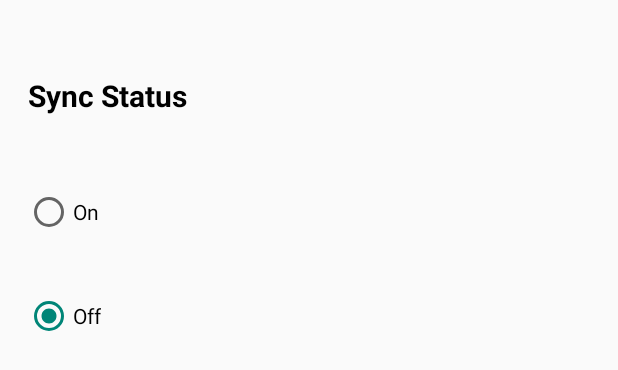
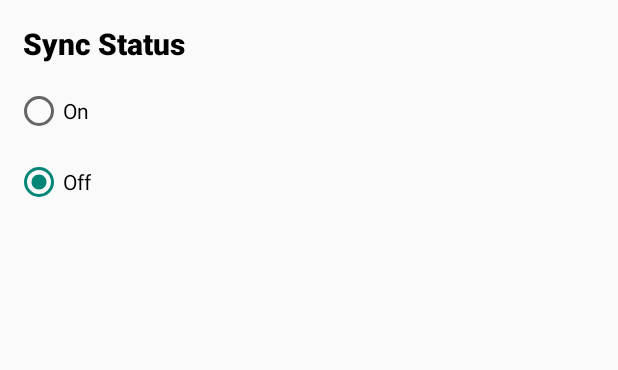
Before and after one commit to ethan91024/FamiCare, an Android app: the layout activity_health_connect.xml on its own in the app's theme, with its tools: preview values and no code run, on a phone screen of 412 x 824 dp. Shown: the top 370 px of the screen. Run offline under Robolectric (Android 15) with nearby library versions, the phone set to English and light mode, and no system bars.

Commit message:
Health Connect的context抓不到，MainActivity的導向下載介面沒用

```diff
--- a/app/build.gradle
+++ b/app/build.gradle
@@ -65,7 +65,8 @@ dependencies {
     // https://firebase.google.com/docs/android/setup#available-libraries
     implementation 'com.google.firebase:firebase-auth'
     implementation 'com.google.firebase:firebase-firestore'
-    implementation 'androidx.lifecycle:lifecycle-viewmodel-ktx:2.4.0'
+    implementation 'androidx.lifecycle:lifecycle-viewmodel-ktx:2.5.1'
+    implementation 'androidx.lifecycle:lifecycle-extensions:2.2.0'
     annotationProcessor 'androidx.room:room-compiler:2.4.2'
     implementation"org.jetbrains.kotlin:kotlin-stdlib-jdk8:$kotlin_version"
 }
--- a/app/src/main/AndroidManifest.xml
+++ b/app/src/main/AndroidManifest.xml
@@ -23,6 +23,9 @@
         android:theme="@style/AppTheme"
         tools:targetApi="31">
         <activity
+            android:name=".MainActivity2"
+            android:exported="false" />
+        <activity
             android:name=".HealthConnect"
             android:exported="false" />
         <activity
@@ -40,7 +43,6 @@
             <intent-filter>
                 <action android:name="androidx.health.ACTION_SHOW_PERMISSIONS_RATIONALE" />
             </intent-filter>
-
         </activity>
     </application>
 
--- a/app/src/main/java/com/ethan/FamiCare/HealthConnect.kt
+++ b/app/src/main/java/com/ethan/FamiCare/HealthConnect.kt
@@ -2,6 +2,11 @@ package com.ethan.FamiCare
 
 import android.content.Context
 import android.os.Bundle
+import android.view.View
+import android.widget.CompoundButton
+import android.widget.RadioButton
+import android.widget.RadioGroup
+import android.widget.Toast
 import androidx.appcompat.app.AppCompatActivity
 import androidx.health.connect.client.HealthConnectClient
 import androidx.health.connect.client.PermissionController
@@ -9,10 +14,17 @@ import androidx.health.connect.client.permission.HealthPermission
 import androidx.health.connect.client.records.*
 
 
-class HealthConnect(private val context: Context) : AppCompatActivity() {
+class HealthConnect : AppCompatActivity() {
+    private lateinit var mContext:Context
     override fun onCreate(savedInstanceState: Bundle?) {
         super.onCreate(savedInstanceState)
         setContentView(R.layout.activity_health_connect)
+    }
+    fun onSelect(view: View) {
+        when (view.id) {
+            R.id.OnButton -> Toast.makeText(this@HealthConnect, "安安, 程式設計師!", Toast.LENGTH_SHORT).show()
+            R.id.OffButton -> Toast.makeText(this@HealthConnect, "安安, UI設計師!", Toast.LENGTH_SHORT).show()
+        }
     }
     val PERMISSIONS =
         setOf(
@@ -30,7 +42,7 @@ class HealthConnect(private val context: Context) : AppCompatActivity() {
             HealthPermission.createWritePermission(SleepStageRecord::class)
         )
 
-    val permissionController=HealthConnectClient.getOrCreate(context).permissionController
+    //val permissionController=HealthConnectClient.getOrCreate(mContext).permissionController
     // Create the permissions launcher.
     val requestPermissionActivityContract = PermissionController.createRequestPermissionResultContract()
 
--- a/app/src/main/res/layout/activity_health_connect.xml
+++ b/app/src/main/res/layout/activity_health_connect.xml
@@ -1,55 +1,45 @@
 <?xml version="1.0" encoding="utf-8"?>
-<androidx.constraintlayout.widget.ConstraintLayout xmlns:android="http://schemas.android.com/apk/res/android"
-    xmlns:app="http://schemas.android.com/apk/res-auto"
+<LinearLayout xmlns:android="http://schemas.android.com/apk/res/android"
     xmlns:tools="http://schemas.android.com/tools"
+    android:id="@+id/HealthConnect_layout"
     android:layout_width="match_parent"
     android:layout_height="match_parent"
+    android:orientation="vertical"
     tools:context=".HealthConnect">
-
     <TextView
-        android:id="@+id/syncstatus"
+        android:id="@+id/textView2"
         android:layout_width="wrap_content"
         android:layout_height="wrap_content"
-        android:layout_marginStart="17dp"
-        android:layout_marginTop="30dp"
-        android:layout_marginEnd="286dp"
-        android:layout_marginBottom="14dp"
+        android:layout_marginStart="15dp"
+        android:layout_marginTop="15dp"
+        android:fontFamily="sans-serif-black"
         android:text="Sync Status"
         android:textColor="#000000"
         android:textSize="20sp"
-        android:textStyle="bold"
-        app:layout_constraintBottom_toTopOf="@+id/Onbutton"
-        app:layout_constraintEnd_toEndOf="parent"
-        app:layout_constraintStart_toStartOf="parent"
-        app:layout_constraintTop_toTopOf="parent" />
+        android:textStyle="bold" />
 
-    <RadioButton
-        android:id="@+id/Onbutton"
+    <RadioGroup
+        android:id="@+id/HealthRadioGroup"
         android:layout_width="wrap_content"
         android:layout_height="wrap_content"
-        android:layout_marginStart="16dp"
-        android:layout_marginTop="14dp"
-        android:layout_marginEnd="346dp"
-        android:layout_marginBottom="12dp"
-        android:text="On"
-        app:layout_constraintBottom_toTopOf="@+id/OffButton"
-        app:layout_constraintEnd_toEndOf="parent"
-        app:layout_constraintStart_toStartOf="parent"
-        app:layout_constraintTop_toBottomOf="@+id/syncstatus" />
+        android:checkedButton="@id/OffButton">
 
-    <RadioButton
-        android:id="@+id/OffButton"
-        android:layout_width="wrap_content"
-        android:layout_height="wrap_content"
-        android:layout_marginStart="16dp"
-        android:layout_marginTop="5dp"
-        android:layout_marginEnd="344dp"
-        android:layout_marginBottom="577dp"
-        android:checked="true"
-        android:text="Off"
-        app:layout_constraintBottom_toBottomOf="parent"
-        app:layout_constraintEnd_toEndOf="parent"
-        app:layout_constraintStart_toStartOf="parent"
-        app:layout_constraintTop_toBottomOf="@+id/Onbutton" />
+        <RadioButton
+            android:onClick="onSelect"
+            android:id="@+id/OnButton"
+            android:layout_width="wrap_content"
+            android:layout_height="wrap_content"
+            android:layout_marginLeft="10dp"
+            android:layout_marginTop="15dp"
+            android:text="On" />
 
-</androidx.constraintlayout.widget.ConstraintLayout>
+        <RadioButton
+            android:onClick="onSelect"
+            android:id="@+id/OffButton"
+            android:layout_width="wrap_content"
+            android:layout_height="wrap_content"
+            android:layout_marginLeft="10dp"
+            android:layout_marginTop="15dp"
+            android:text="Off" />
+    </RadioGroup>
+</LinearLayout>
--- a/build.gradle
+++ b/build.gradle
@@ -10,4 +10,5 @@ buildscript {
 plugins {
     id 'com.android.application' version '7.3.1' apply false
     id 'com.android.library' version '7.3.1' apply false
+    id 'org.jetbrains.kotlin.android' version '1.7.21' apply false
 }
```
